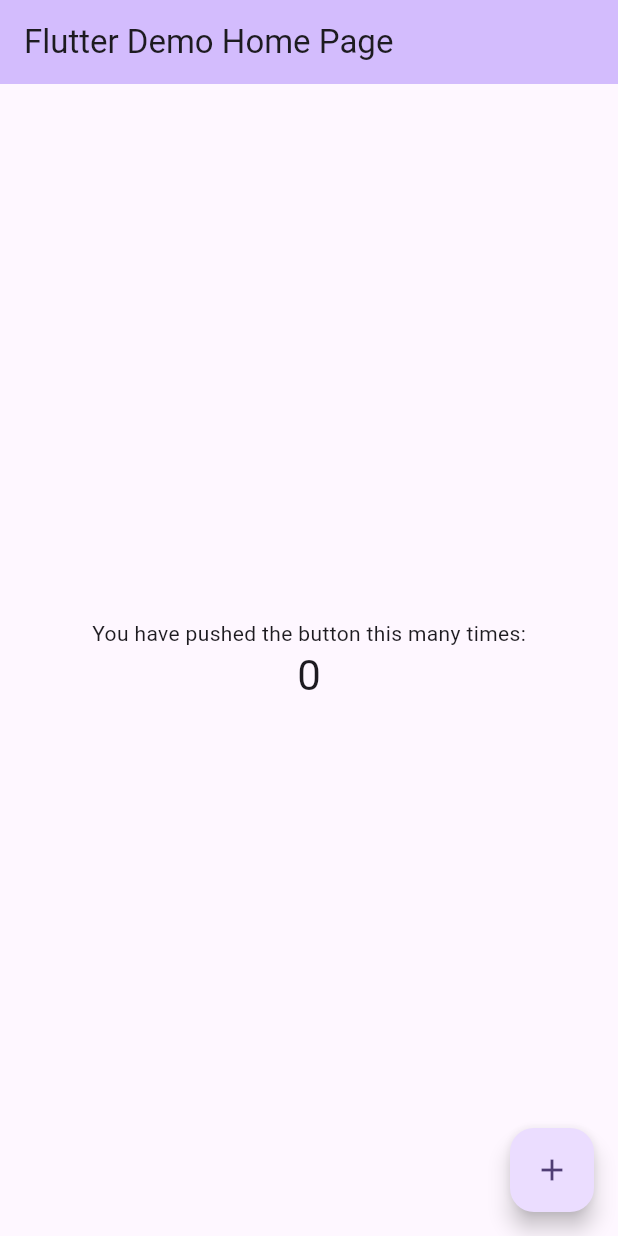
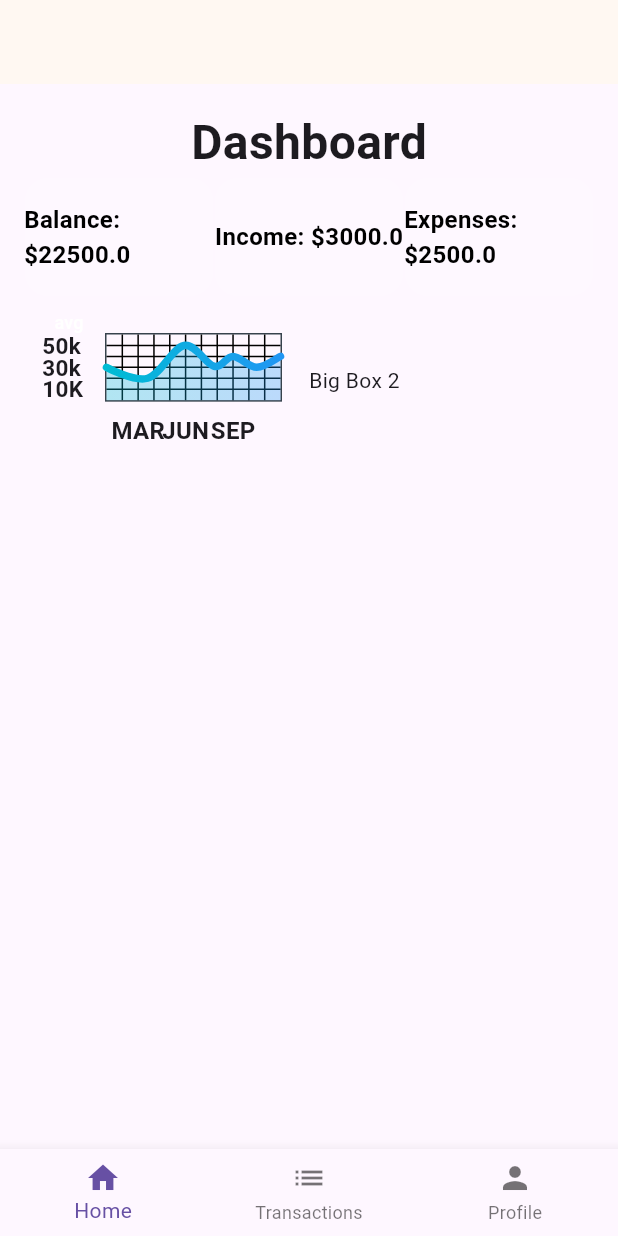
Before and after one commit to Sammys538/manager-app, a Flutter app: the screen it shows after launch, on a phone screen of 412 x 824 dp. Run offline on Flutter 3.47's test engine with Material 3 defaults, Android fonts, the phone set to English and light mode, and no system bars; drawn by our look-alikes of fl_chart.

Commit message:
Completed barebones Transaction Screen and Basic Home Screen

```diff
--- a/lib/main.dart
+++ b/lib/main.dart
@@ -1,17 +1,22 @@
 import 'package:flutter/material.dart';
+import 'screens/home_screen.dart';
+import 'screens/add_transaction.dart';
 
 void main() {
-  runApp(const MyApp());
+  runApp(const ManagerApp());
 }
 
-class MyApp extends StatelessWidget {
-  const MyApp({super.key});
+class ManagerApp extends StatelessWidget{
+  const ManagerApp({super.key});
+// class MyApp extends StatelessWidget {
+//   const MyApp({super.key});
 
   // This widget is the root of your application.
   @override
   Widget build(BuildContext context) {
     return MaterialApp(
-      title: 'Flutter Demo',
+      title: 'Church Manager',
+      debugShowCheckedModeBanner: false,
       theme: ThemeData(
         // This is the theme of your application.
         //
@@ -28,95 +33,16 @@ class MyApp extends StatelessWidget {
         //
         // This works for code too, not just values: Most code changes can be
         // tested with just a hot reload.
-        colorScheme: ColorScheme.fromSeed(seedColor: Colors.deepPurple),
+        colorScheme: ColorScheme.fromSeed(seedColor: Colors.amber),
+        useMaterial3: true,
       ),
-      home: const MyHomePage(title: 'Flutter Demo Home Page'),
-    );
+      // home: HomeScreen(),
+      home: Scaffold(
+        appBar: AppBar(
+          // title: Text("Add Transaction"),
+          ),
+        body: HomeScreen(),
+      ),
+      );
   }
 }
-
-class MyHomePage extends StatefulWidget {
-  const MyHomePage({super.key, required this.title});
-
-  // This widget is the home page of your application. It is stateful, meaning
-  // that it has a State object (defined below) that contains fields that affect
-  // how it looks.
-
-  // This class is the configuration for the state. It holds the values (in this
-  // case the title) provided by the parent (in this case the App widget) and
-  // used by the build method of the State. Fields in a Widget subclass are
-  // always marked "final".
-
-  final String title;
-
-  @override
-  State<MyHomePage> createState() => _MyHomePageState();
-}
-
-class _MyHomePageState extends State<MyHomePage> {
-  int _counter = 0;
-
-  void _incrementCounter() {
-    setState(() {
-      // This call to setState tells the Flutter framework that something has
-      // changed in this State, which causes it to rerun the build method below
-      // so that the display can reflect the updated values. If we changed
-      // _counter without calling setState(), then the build method would not be
-      // called again, and so nothing would appear to happen.
-      _counter++;
-    });
-  }
-
-  @override
-  Widget build(BuildContext context) {
-    // This method is rerun every time setState is called, for instance as done
-    // by the _incrementCounter method above.
-    //
-    // The Flutter framework has been optimized to make rerunning build methods
-    // fast, so that you can just rebuild anything that needs updating rather
-    // than having to individually change instances of widgets.
-    return Scaffold(
-      appBar: AppBar(
-        // TRY THIS: Try changing the color here to a specific color (to
-        // Colors.amber, perhaps?) and trigger a hot reload to see the AppBar
-        // change color while the other colors stay the same.
-        backgroundColor: Theme.of(context).colorScheme.inversePrimary,
-        // Here we take the value from the MyHomePage object that was created by
-        // the App.build method, and use it to set our appbar title.
-        title: Text(widget.title),
-      ),
-      body: Center(
-        // Center is a layout widget. It takes a single child and positions it
-        // in the middle of the parent.
-        child: Column(
-          // Column is also a layout widget. It takes a list of children and
-          // arranges them vertically. By default, it sizes itself to fit its
-          // children horizontally, and tries to be as tall as its parent.
-          //
-          // Column has various properties to control how it sizes itself and
-          // how it positions its children. Here we use mainAxisAlignment to
-          // center the children vertically; the main axis here is the vertical
-          // axis because Columns are vertical (the cross axis would be
-          // horizontal).
-          //
-          // TRY THIS: Invoke "debug painting" (choose the "Toggle Debug Paint"
-          // action in the IDE, or press "p" in the console), to see the
-          // wireframe for each widget.
-          mainAxisAlignment: MainAxisAlignment.center,
-          children: <Widget>[
-            const Text('You have pushed the button this many times:'),
-            Text(
-              '$_counter',
-              style: Theme.of(context).textTheme.headlineMedium,
-            ),
-          ],
-        ),
-      ),
-      floatingActionButton: FloatingActionButton(
-        onPressed: _incrementCounter,
-        tooltip: 'Increment',
-        child: const Icon(Icons.add),
-      ), // This trailing comma makes auto-formatting nicer for build methods.
-    );
-  }
-}
--- a/lib/screens/home_screen.dart
+++ b/lib/screens/home_screen.dart
@@ -0,0 +1,105 @@
+import 'package:flutter/material.dart';
+import 'package:fl_chart/fl_chart.dart';
+import 'package:manager_app/widgets/line_chart_sample.dart';
+
+
+class HomeScreen extends StatefulWidget {
+  const HomeScreen({super.key});
+
+  @override
+  HomeScreenState createState() => HomeScreenState();
+}
+
+
+class HomeScreenState extends State<HomeScreen>{
+
+  @override
+  Widget build(BuildContext context) {
+
+
+    // These are just placeholders for the values
+    double balance = 22500.00;
+    double totalIncome = 3000.00;
+    double totalExpenses = 2500.00;
+
+
+    return MaterialApp(
+      debugShowCheckedModeBanner: false,
+      home: Scaffold(
+        body: Padding(
+          padding: const EdgeInsets.all(16.0),
+          child: Column(
+            children: [
+              const Text(
+                "Dashboard",
+                style: TextStyle(
+                fontSize: 32,
+                fontWeight: FontWeight.bold,
+              ),
+            ),
+
+
+              Row(
+                mainAxisAlignment: MainAxisAlignment.spaceBetween,
+                children: [
+                  Expanded(child: buildBox("Balance: \$$balance")),
+                  Expanded(child: buildBox("Income: \$$totalIncome")),
+                  Expanded(child: buildBox("Expenses: \$$totalExpenses")),
+                ],
+              ),
+              Row(
+                mainAxisAlignment: MainAxisAlignment.spaceBetween,
+                children: const [
+                  Expanded(child:
+                  LineChartSample2()
+                  ),
+                  Expanded(child: Text("Big Box 2")),
+                ],
+              ),
+            ],
+          ),
+          ),
+          bottomNavigationBar: BottomNavigationBar(
+            items: [
+            BottomNavigationBarItem(icon: Icon(Icons.home), label: "Home"),
+
+            BottomNavigationBarItem(
+              icon: Icon(Icons.list),
+              label:"Transactions"),
+            BottomNavigationBarItem(icon: Icon(Icons.person), label: "Profile"),
+           ]
+
+        ),
+      ),
+    );
+  }
+
+
+  Widget buildBox(String text, {double height = 80}){
+    return Container(
+      height: height,
+      decoration: BoxDecoration(
+        // color: color,
+        borderRadius: BorderRadius.circular(16),
+        boxShadow: [
+          BoxShadow(
+            color: Colors.white.withOpacity(.1),
+            blurRadius: 2,
+            // offset: const Offset(2, 2)
+          ),
+        ],
+      ),
+
+      alignment: Alignment.center,
+      child: Text(
+        text,
+        style: const TextStyle(
+          color: Colors.black,
+          fontSize: 16,
+          fontWeight: FontWeight.bold,
+        )
+      )
+    );
+  }
+
+}
--- /dev/null
+++ b/lib/screens/login.dart
@@ -0,0 +1,17 @@
+import 'package:flutter/material.dart';
+
+class HomeScreen extends StatelessWidget {
+  const HomeScreen({super.key});
+
+  @override
+  Widget build(BuildContext context) {
+    return Scaffold(
+      appBar: AppBar(
+        title: const Text('Log In'),
+      ),
+      body: const Center(
+        child: Text('Welcome to the Church Manager App!'),
+      ),
+    );
+  }
+}
--- /dev/null
+++ b/lib/screens/transaction_list.dart
@@ -0,0 +1,12 @@
+import 'package:flutter/material.dart';
+
+class TransactionList extends StatelessWidget {
+  const TransactionList({super.key});
+
+  @override
+  Widget build(BuildContext context){
+    return MaterialApp(
+
+    );
+  }
+}
--- /dev/null
+++ b/lib/widgets/line_chart_sample.dart
@@ -0,0 +1,275 @@
+import 'package:fl_chart/fl_chart.dart';
+import 'package:flutter/material.dart';
+
+class LineChartSample2 extends StatefulWidget {
+  const LineChartSample2({super.key});
+
+  @override
+  State<LineChartSample2> createState() => _LineChartSample2State();
+}
+
+class _LineChartSample2State extends State<LineChartSample2> {
+  List<Color> gradientColors = [
+    Colors.cyan,
+    Colors.blue,
+  ];
+
+  bool showAvg = false;
+
+  @override
+  Widget build(BuildContext context) {
+    return Stack(
+      children: <Widget>[
+        AspectRatio(
+          aspectRatio: 1.70,
+          child: Padding(
+            padding: const EdgeInsets.only(
+              right: 18,
+              left: 12,
+              top: 24,
+              bottom: 12,
+            ),
+            child: LineChart(
+              showAvg ? avgData() : mainData(),
+            ),
+          ),
+        ),
+        SizedBox(
+          width: 60,
+          height: 34,
+          child: TextButton(
+            onPressed: () {
+              setState(() {
+                showAvg = !showAvg;
+              });
+            },
+            child: Text(
+              'avg',
+              style: TextStyle(
+                fontSize: 12,
+                color: showAvg
+                    ? Colors.white.withValues(alpha: 0.5)
+                    : Colors.white,
+              ),
+            ),
+          ),
+        ),
+      ],
+    );
+  }
+
+  Widget bottomTitleWidgets(double value, TitleMeta meta) {
+    const style = TextStyle(
+      fontWeight: FontWeight.bold,
+      fontSize: 16,
+    );
+    String text = switch (value.toInt()) {
+      2 => 'MAR',
+      5 => 'JUN',
+      8 => 'SEP',
+      _ => '',
+    };
+    return SideTitleWidget(
+      meta: meta,
+      child: Text(text, style: style),
+    );
+  }
+
+  Widget leftTitleWidgets(double value, TitleMeta meta) {
+    const style = TextStyle(
+      fontWeight: FontWeight.bold,
+      fontSize: 15,
+    );
+    String text = switch (value.toInt()) {
+      1 => '10K',
+      3 => '30k',
+      5 => '50k',
+      _ => '',
+    };
+
+    return Text(text, style: style, textAlign: TextAlign.left);
+  }
+
+  LineChartData mainData() {
+    return LineChartData(
+      gridData: FlGridData(
+        show: true,
+        drawVerticalLine: true,
+        horizontalInterval: 1,
+        verticalInterval: 1,
+        getDrawingHorizontalLine: (value) {
+          return const FlLine(
+            // color: Colors.black,
+            strokeWidth: 1,
+          );
+        },
+        getDrawingVerticalLine: (value) {
+          return const FlLine(
+            // color: Colors.red,
+            strokeWidth: 1,
+          );
+        },
+      ),
+      titlesData: FlTitlesData(
+        show: true,
+        rightTitles: const AxisTitles(
+          sideTitles: SideTitles(showTitles: false),
+        ),
+        topTitles: const AxisTitles(
+          sideTitles: SideTitles(showTitles: false),
+        ),
+        bottomTitles: AxisTitles(
+          sideTitles: SideTitles(
+            showTitles: true,
+            reservedSize: 30,
+            interval: 1,
+            getTitlesWidget: bottomTitleWidgets,
+          ),
+        ),
+        leftTitles: AxisTitles(
+          sideTitles: SideTitles(
+            showTitles: true,
+            interval: 1,
+            getTitlesWidget: leftTitleWidgets,
+            reservedSize: 42,
+          ),
+        ),
+      ),
+      borderData: FlBorderData(
+        show: true,
+        border: Border.all(color: const Color(0xff37434d)),
+      ),
+      minX: 0,
+      maxX: 11,
+      minY: 0,
+      maxY: 6,
+      lineBarsData: [
+        LineChartBarData(
+          spots: const [
+            FlSpot(0, 3),
+            FlSpot(2.6, 2),
+            FlSpot(4.9, 5),
+            FlSpot(6.8, 3.1),
+            FlSpot(8, 4),
+            FlSpot(9.5, 3),
+            FlSpot(11, 4),
+          ],
+          isCurved: true,
+          gradient: LinearGradient(
+            colors: gradientColors,
+          ),
+          barWidth: 5,
+          isStrokeCapRound: true,
+          dotData: const FlDotData(
+            show: false,
+          ),
+          belowBarData: BarAreaData(
+            show: true,
+            gradient: LinearGradient(
+              colors: gradientColors
+                  .map((color) => color.withValues(alpha: 0.3))
+                  .toList(),
+            ),
+          ),
+        ),
+      ],
+    );
+  }
+
+  LineChartData avgData() {
+    return LineChartData(
+      lineTouchData: const LineTouchData(enabled: false),
+      gridData: FlGridData(
+        show: true,
+        drawHorizontalLine: true,
+        verticalInterval: 1,
+        horizontalInterval: 1,
+        getDrawingVerticalLine: (value) {
+          return const FlLine(
+            color: Color(0xff37434d),
+            strokeWidth: 1,
+          );
+        },
+        getDrawingHorizontalLine: (value) {
+          return const FlLine(
+            color: Color(0xff37434d),
+            strokeWidth: 1,
+          );
+        },
+      ),
+      titlesData: FlTitlesData(
+        show: true,
+        bottomTitles: AxisTitles(
+          sideTitles: SideTitles(
+            showTitles: true,
+            reservedSize: 30,
+            getTitlesWidget: bottomTitleWidgets,
+            interval: 1,
+          ),
+        ),
+        leftTitles: AxisTitles(
+          sideTitles: SideTitles(
+            showTitles: true,
+            getTitlesWidget: leftTitleWidgets,
+            reservedSize: 42,
+            interval: 1,
+          ),
+        ),
+        topTitles: const AxisTitles(
+          sideTitles: SideTitles(showTitles: false),
+        ),
+        rightTitles: const AxisTitles(
+          sideTitles: SideTitles(showTitles: false),
+        ),
+      ),
+      borderData: FlBorderData(
+        show: true,
+        border: Border.all(color: const Color(0xff37434d)),
+      ),
+      minX: 0,
+      maxX: 11,
+      minY: 0,
+      maxY: 6,
+      lineBarsData: [
+        LineChartBarData(
+          spots: const [
+            FlSpot(0, 3.44),
+            FlSpot(2.6, 3.44),
+            FlSpot(4.9, 3.44),
+            FlSpot(6.8, 3.44),
+            FlSpot(8, 3.44),
+            FlSpot(9.5, 3.44),
+            FlSpot(11, 3.44),
+          ],
+          isCurved: true,
+          gradient: LinearGradient(
+            colors: [
+              ColorTween(begin: gradientColors[0], end: gradientColors[1])
+                  .lerp(0.2)!,
+              ColorTween(begin: gradientColors[0], end: gradientColors[1])
+                  .lerp(0.2)!,
+            ],
+          ),
+          barWidth: 5,
+          isStrokeCapRound: true,
+          dotData: const FlDotData(
+            show: false,
+          ),
+          belowBarData: BarAreaData(
+            show: true,
+            gradient: LinearGradient(
+              colors: [
+                ColorTween(begin: gradientColors[0], end: gradientColors[1])
+                    .lerp(0.2)!
+                    .withValues(alpha: 0.1),
+                ColorTween(begin: gradientColors[0], end: gradientColors[1])
+                    .lerp(0.2)!
+                    .withValues(alpha: 0.1),
+              ],
+            ),
+          ),
+        ),
+      ],
+    );
+  }
+}
--- a/pubspec.yaml
+++ b/pubspec.yaml
@@ -30,6 +30,7 @@ environment:
 dependencies:
   flutter:
     sdk: flutter
+  fl_chart: ^0.70.1
 
   # The following adds the Cupertino Icons font to your application.
   # Use with the CupertinoIcons class for iOS style icons.
```
Also changed, not shown: lib/screens/add_transaction.dart (added, +117 -0 lines), pubspec.lock, 1 other file.
